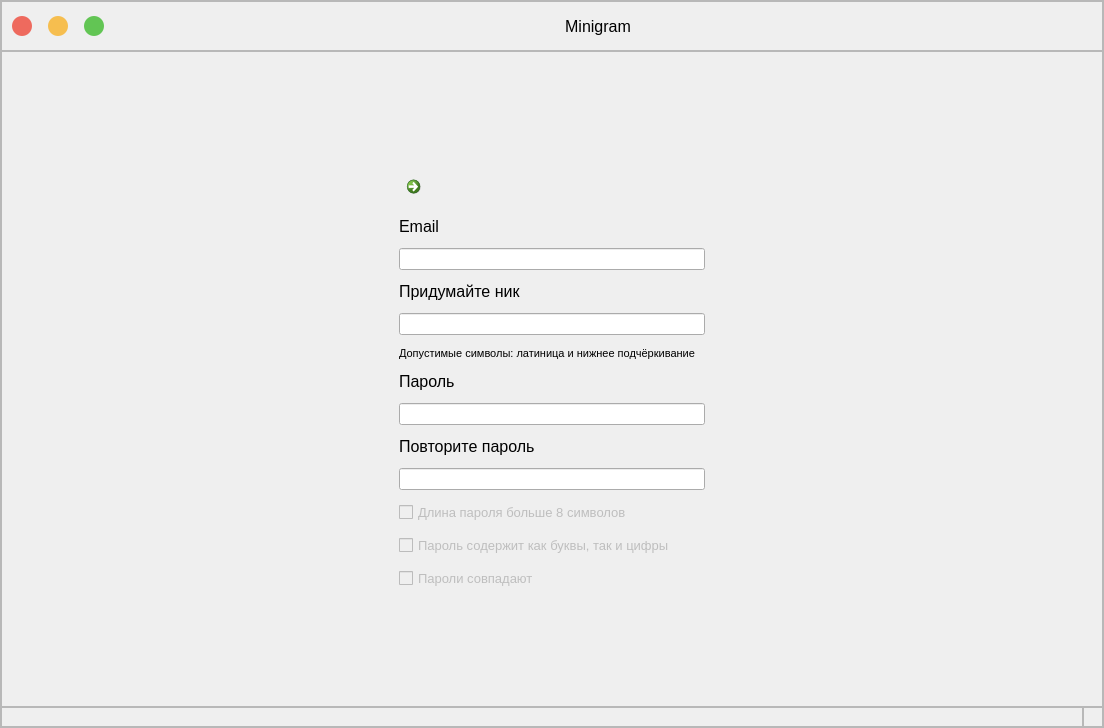
This is ui_main.ui in egor-masterskikh/Minigram as Qt 5 draws it before an edit. The edited form follows.
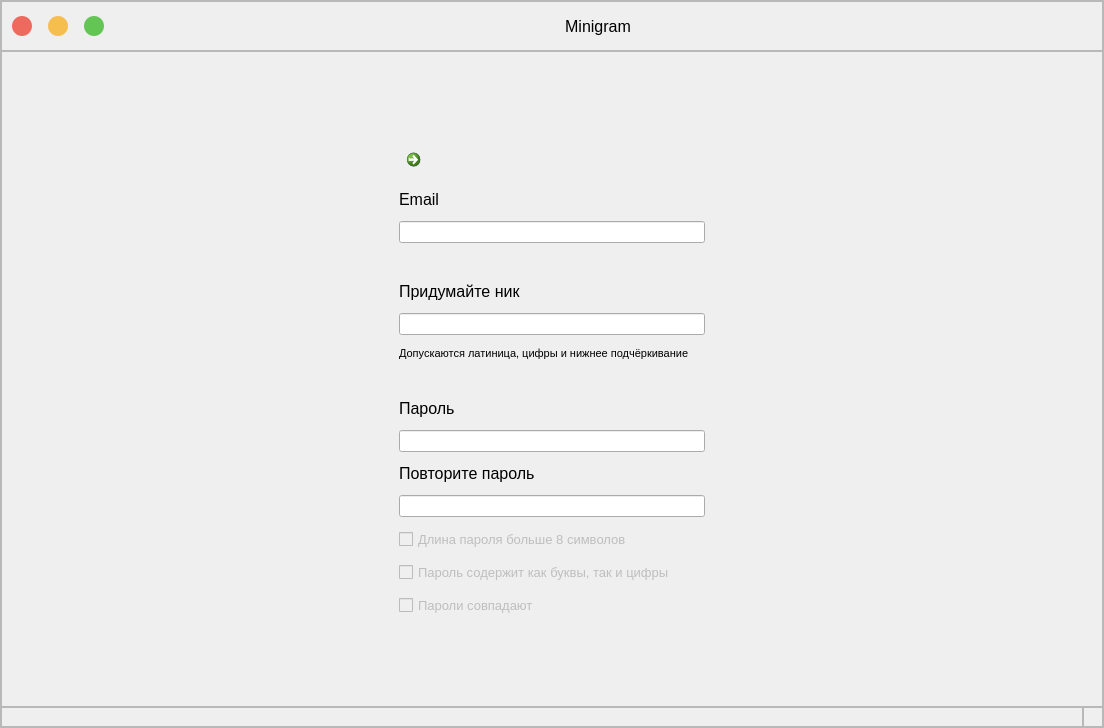
This is the edited form. The open tabs and pages were chosen to show the change. Icons and pictures are not drawn.

Commit message: add db, handling registration, password hashing

```diff
--- a/ui_main.ui
+++ b/ui_main.ui
@@ -350,7 +350,7 @@
            <item row="0" column="0">
             <widget class="QStackedWidget" name="stacked_widget">
              <property name="currentIndex">
-              <number>2</number>
+              <number>1</number>
              </property>
              <widget class="QWidget" name="login_widget">
               <layout class="QGridLayout" name="login_layout">
@@ -592,49 +592,14 @@
                  <property name="spacing">
                   <number>12</number>
                  </property>
-                 <item row="8" column="0">
-                  <widget class="QLabel" name="repeat_password_label">
-                   <property name="font">
-                    <font>
-                     <pointsize>12</pointsize>
-                    </font>
+                 <item row="9" column="0">
+                  <widget class="QLineEdit" name="register_password_edit">
+                   <property name="echoMode">
+                    <enum>QLineEdit::Password</enum>
                    </property>
-                   <property name="text">
-                    <string>Повторите пароль</string>
-                   </property>
                   </widget>
                  </item>
-                 <item row="1" column="0">
-                  <widget class="QLabel" name="register_email_label">
-                   <property name="font">
-                    <font>
-                     <pointsize>12</pointsize>
-                    </font>
-                   </property>
-                   <property name="text">
-                    <string>Email</string>
-                   </property>
-                  </widget>
-                 </item>
-                 <item row="11" column="0">
-                  <widget class="QCheckBox" name="digits_letters_validator">
-                   <property name="enabled">
-                    <bool>false</bool>
-                   </property>
-                   <property name="font">
-                    <font>
-                     <pointsize>10</pointsize>
-                    </font>
-                   </property>
-                   <property name="text">
-                    <string>Пароль содержит как буквы, так и цифры</string>
-                   </property>
-                   <property name="checkable">
-                    <bool>true</bool>
-                   </property>
-                  </widget>
-                 </item>
-                 <item row="12" column="0">
+                 <item row="14" column="0">
                   <widget class="QCheckBox" name="passwords_match_validator">
                    <property name="enabled">
                     <bool>false</bool>
@@ -652,7 +617,82 @@
                    </property>
                   </widget>
                  </item>
+                 <item row="13" column="0">
+                  <widget class="QCheckBox" name="digits_letters_validator">
+                   <property name="enabled">
+                    <bool>false</bool>
+                   </property>
+                   <property name="font">
+                    <font>
+                     <pointsize>10</pointsize>
+                    </font>
+                   </property>
+                   <property name="text">
+                    <string>Пароль содержит как буквы, так и цифры</string>
+                   </property>
+                   <property name="checkable">
+                    <bool>true</bool>
+                   </property>
+                  </widget>
+                 </item>
+                 <item row="11" column="0">
+                  <widget class="QLineEdit" name="repeat_password_edit">
+                   <property name="echoMode">
+                    <enum>QLineEdit::Password</enum>
+                   </property>
+                  </widget>
+                 </item>
+                 <item row="1" column="0">
+                  <widget class="QLabel" name="register_email_label">
+                   <property name="font">
+                    <font>
+                     <pointsize>12</pointsize>
+                    </font>
+                   </property>
+                   <property name="text">
+                    <string>Email</string>
+                   </property>
+                  </widget>
+                 </item>
+                 <item row="0" column="0">
+                  <widget class="QCommandLinkButton" name="to_login_page_arrow">
+                   <property name="cursor">
+                    <cursorShape>PointingHandCursor</cursorShape>
+                   </property>
+                   <property name="text">
+                    <string/>
+                   </property>
+                   <property name="icon">
+                    <iconset>
+                     <normaloff>static/left-arrow.svg</normaloff>static/left-arrow.svg</iconset>
+                   </property>
+                   <property name="iconSize">
+                    <size>
+                     <width>25</width>
+                     <height>25</height>
+                    </size>
+                   </property>
+                  </widget>
+                 </item>
+                 <item row="2" column="0">
+                  <widget class="QLineEdit" name="register_email_edit"/>
+                 </item>
                  <item row="3" column="0">
+                  <widget class="QLabel" name="register_email_error_label">
+                   <property name="font">
+                    <font>
+                     <pointsize>10</pointsize>
+                    </font>
+                   </property>
+                   <property name="text">
+                    <string/>
+                   </property>
+                   <property name="wordWrap">
+                    <bool>true</bool>
+                   </property>
+                  </widget>
+                 </item>
+                 <item row="4" column="0">
                   <widget class="QLabel" name="register_nick_label">
                    <property name="font">
                     <font>
@@ -664,7 +704,7 @@
                    </property>
                   </widget>
                  </item>
-                 <item row="5" column="0">
+                 <item row="6" column="0">
                   <widget class="QLabel" name="valid_symbols_label">
                    <property name="font">
                     <font>
@@ -672,43 +712,23 @@
                     </font>
                    </property>
                    <property name="text">
-                    <string>Допустимые символы: латиница и нижнее подчёркивание</string>
-                   </property>
-                  </widget>
-                 </item>
-                 <item row="4" column="0">
-                  <widget class="QLineEdit" name="register_nick_edit"/>
-                 </item>
-                 <item row="6" column="0">
-                  <widget class="QLabel" name="register_password_label">
-                   <property name="font">
-                    <font>
-                     <pointsize>12</pointsize>
-                    </font>
-                   </property>
-                   <property name="text">
-                    <string>Пароль</string>
-                   </property>
-                  </widget>
-                 </item>
-                 <item row="9" column="0">
-                  <widget class="QLineEdit" name="repeat_password_edit">
-                   <property name="echoMode">
-                    <enum>QLineEdit::Password</enum>
-                   </property>
-                  </widget>
-                 </item>
-                 <item row="2" column="0">
-                  <widget class="QLineEdit" name="register_email_edit"/>
-                 </item>
-                 <item row="7" column="0">
-                  <widget class="QLineEdit" name="register_password_edit">
-                   <property name="echoMode">
-                    <enum>QLineEdit::Password</enum>
+                    <string>Допускаются латиница, цифры и нижнее подчёркивание</string>
                    </property>
                   </widget>
                  </item>
                  <item row="10" column="0">
+                  <widget class="QLabel" name="repeat_password_label">
+                   <property name="font">
+                    <font>
+                     <pointsize>12</pointsize>
+                    </font>
+                   </property>
+                   <property name="text">
+                    <string>Повторите пароль</string>
+                   </property>
+                  </widget>
+                 </item>
+                 <item row="12" column="0">
                   <widget class="QCheckBox" name="length_validator">
                    <property name="enabled">
                     <bool>false</bool>
@@ -729,24 +749,31 @@
                    </property>
                   </widget>
                  </item>
-                 <item row="0" column="0">
-                  <widget class="QCommandLinkButton" name="to_login_page_arrow">
-                   <property name="cursor">
-                    <cursorShape>PointingHandCursor</cursorShape>
+                 <item row="5" column="0">
+                  <widget class="QLineEdit" name="register_nick_edit"/>
+                 </item>
+                 <item row="8" column="0">
+                  <widget class="QLabel" name="register_password_label">
+                   <property name="font">
+                    <font>
+                     <pointsize>12</pointsize>
+                    </font>
+                   </property>
+                   <property name="text">
+                    <string>Пароль</string>
+                   </property>
+                  </widget>
+                 </item>
+                 <item row="7" column="0">
+                  <widget class="QLabel" name="register_nick_error_label">
+                   <property name="font">
+                    <font>
+                     <pointsize>10</pointsize>
+                    </font>
                    </property>
                    <property name="text">
                     <string/>
                    </property>
-                   <property name="icon">
-                    <iconset>
-                     <normaloff>static/left-arrow.svg</normaloff>static/left-arrow.svg</iconset>
-                   </property>
-                   <property name="iconSize">
-                    <size>
-                     <width>25</width>
-                     <height>25</height>
-                    </size>
-                   </property>
                   </widget>
                  </item>
                 </layout>
```
The commit also changes 6 other files.
